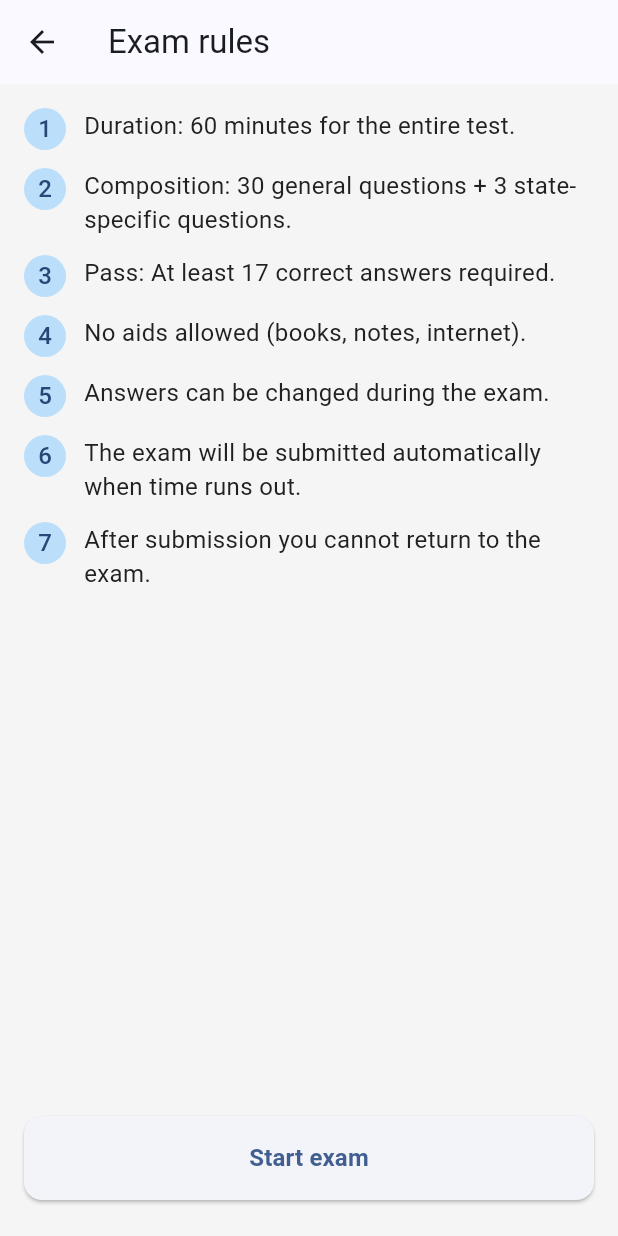
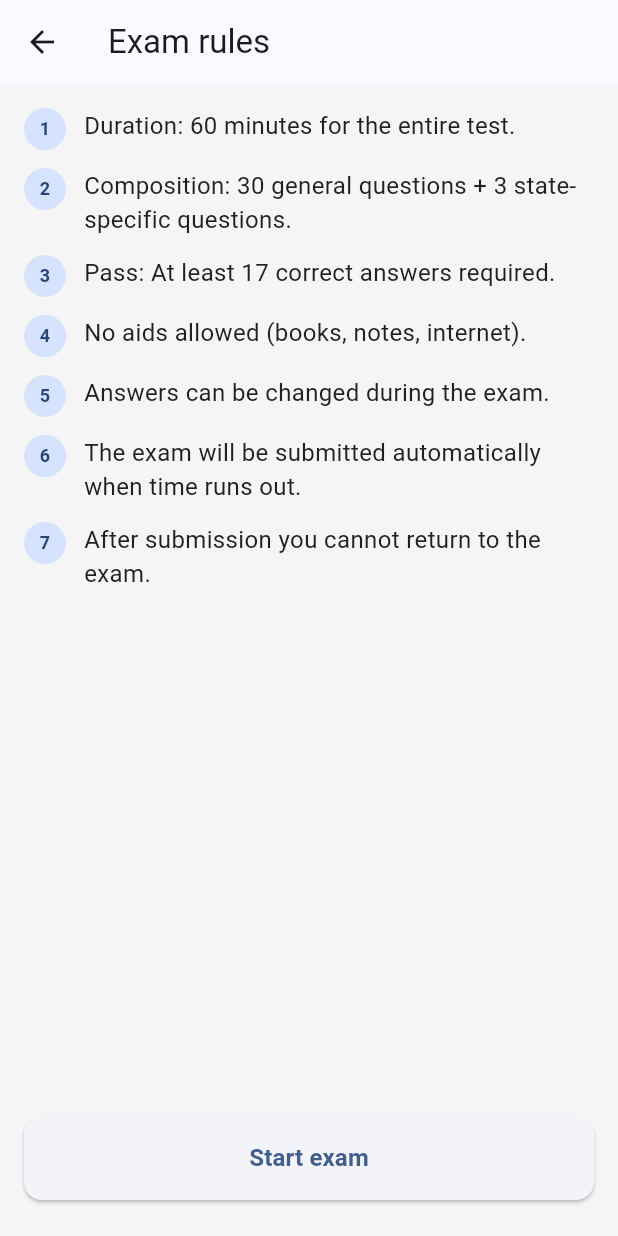
Before and after one commit to GerritSchoo/citizenship_app, a Flutter app: the MockExamRulesScreen screen opened directly, on a phone screen of 412 x 824 dp. Run offline on Flutter 3.47's test engine with Material 3 defaults, Android fonts, the phone set to English and light mode, and no system bars; our stand-ins replace flutter_localized_locales, shared_preferences, sqflite, sqflite_common_ffi, sqflite_common_ffi_web; accounts and stored records are empty.

Commit message:
fix some contrast

```diff
--- a/lib/src/screens/mock_exam_rules_screen.dart
+++ b/lib/src/screens/mock_exam_rules_screen.dart
@@ -35,12 +35,24 @@ class MockExamRulesScreen extends StatelessWidget {
                 separatorBuilder: (_, __) => const SizedBox(height: 12),
                 itemBuilder: (context, index) {
                   final rule = _rules(context)[index];
+                  final theme = Theme.of(context);
+                  final cs = theme.colorScheme;
                   return Row(
                     crossAxisAlignment: CrossAxisAlignment.start,
                     children: [
-                      CircleAvatar(radius: 14, backgroundColor: Colors.blue.shade100, child: Text('${index + 1}')),
+                      CircleAvatar(
+                        radius: 14,
+                        backgroundColor: cs.primaryContainer,
+                        child: Text(
+                          '${index + 1}',
+                          style: theme.textTheme.labelMedium?.copyWith(
+                            color: cs.onPrimaryContainer,
+                            fontWeight: FontWeight.w700,
+                          ),
+                        ),
+                      ),
                       const SizedBox(width: 12),
-                      Expanded(child: Text(rule, style: Theme.of(context).textTheme.bodyMedium, softWrap: true)),
+                      Expanded(child: Text(rule, style: theme.textTheme.bodyMedium, softWrap: true)),
                     ],
                   );
                 },
```
